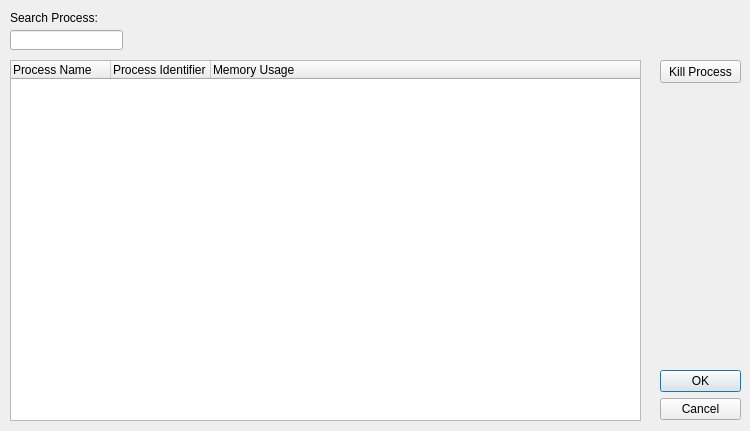
Old version of the form src/processviewerdialog.ui in the repository WPN-XM/server-control-panel.
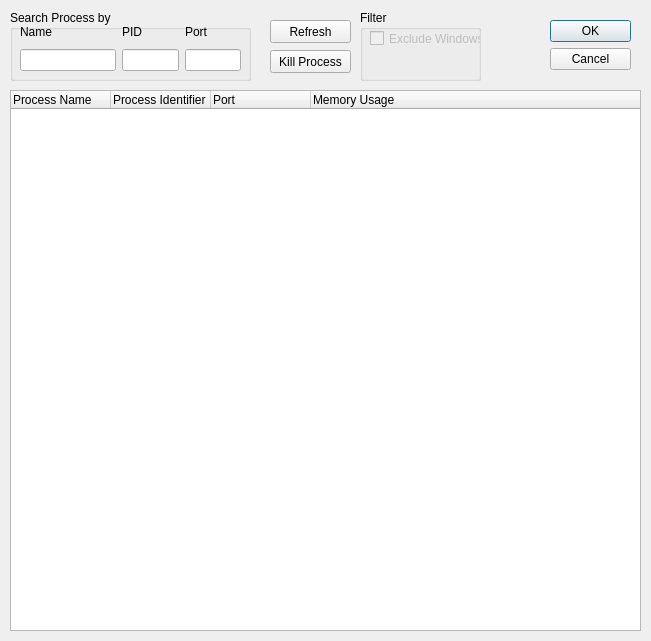
New version of the form.

Commit message: add get Ports for pids, sort ports into table by pid add searchProcessByName(), on_lineEdit_searchProcessByPid(), on_lineEdit_searchProcessByPort(), close https://github.com/WPN-XM/WPN-XM/issues/555, ref issue https://github.com/WPN-XM/WPN-XM/issues/633

```diff
--- a/src/processviewerdialog.ui
+++ b/src/processviewerdialog.ui
@@ -6,8 +6,8 @@
    <rect>
     <x>0</x>
     <y>0</y>
-    <width>750</width>
-    <height>431</height>
+    <width>651</width>
+    <height>641</height>
    </rect>
   </property>
   <property name="windowTitle">
@@ -16,8 +16,8 @@
   <widget class="QDialogButtonBox" name="buttonBox">
    <property name="geometry">
     <rect>
-     <x>660</x>
-     <y>370</y>
+     <x>550</x>
+     <y>20</y>
      <width>81</width>
      <height>61</height>
     </rect>
@@ -33,9 +33,9 @@
    <property name="geometry">
     <rect>
      <x>10</x>
-     <y>60</y>
+     <y>90</y>
      <width>631</width>
-     <height>361</height>
+     <height>541</height>
     </rect>
    </property>
    <column>
@@ -48,6 +48,11 @@
      <string>Process Identifier</string>
     </property>
    </column>
+   <column>
+    <property name="text">
+     <string>Port</string>
+    </property>
+   </column>
    <column>
     <property name="text">
      <string>Memory Usage</string>
@@ -57,8 +62,8 @@
   <widget class="QPushButton" name="pushButton_KillProcess">
    <property name="geometry">
     <rect>
-     <x>660</x>
-     <y>60</y>
+     <x>270</x>
+     <y>50</y>
      <width>81</width>
      <height>23</height>
     </rect>
@@ -67,29 +72,124 @@
     <string>Kill Process</string>
    </property>
   </widget>
-  <widget class="QLineEdit" name="searchProcessLineEdit">
+  <widget class="QPushButton" name="pushButton_Refresh">
    <property name="geometry">
     <rect>
-     <x>10</x>
-     <y>30</y>
-     <width>113</width>
-     <height>20</height>
-    </rect>
-   </property>
-  </widget>
-  <widget class="QLabel" name="label">
-   <property name="geometry">
-    <rect>
-     <x>10</x>
-     <y>10</y>
-     <width>91</width>
-     <height>16</height>
+     <x>270</x>
+     <y>20</y>
+     <width>81</width>
+     <height>23</height>
     </rect>
    </property>
    <property name="text">
-    <string>Search Process:</string>
+    <string>Refresh</string>
    </property>
   </widget>
+  <widget class="QGroupBox" name="groupBox">
+   <property name="geometry">
+    <rect>
+     <x>360</x>
+     <y>10</y>
+     <width>121</width>
+     <height>71</height>
+    </rect>
+   </property>
+   <property name="title">
+    <string>Filter</string>
+   </property>
+   <widget class="QCheckBox" name="checkBox_filterExcludeWindowsProcesses">
+    <property name="enabled">
+     <bool>false</bool>
+    </property>
+    <property name="geometry">
+     <rect>
+      <x>10</x>
+      <y>20</y>
+      <width>111</width>
+      <height>17</height>
+     </rect>
+    </property>
+    <property name="text">
+     <string>Exclude Windows</string>
+    </property>
+   </widget>
+  </widget>
+  <widget class="QGroupBox" name="groupBox_2">
+   <property name="geometry">
+    <rect>
+     <x>10</x>
+     <y>10</y>
+     <width>241</width>
+     <height>71</height>
+    </rect>
+   </property>
+   <property name="title">
+    <string>Search Process by</string>
+   </property>
+   <widget class="QWidget" name="formLayoutWidget">
+    <property name="geometry">
+     <rect>
+      <x>10</x>
+      <y>10</y>
+      <width>221</width>
+      <height>51</height>
+     </rect>
+    </property>
+    <layout class="QGridLayout" name="gridLayout">
+     <item row="0" column="1">
+      <widget class="QLabel" name="label_searchByPID">
+       <property name="text">
+        <string>PID</string>
+       </property>
+      </widget>
+     </item>
+     <item row="0" column="0">
+      <widget class="QLabel" name="label_searchByName">
+       <property name="text">
+        <string>Name</string>
+       </property>
+      </widget>
+     </item>
+     <item row="1" column="0">
+      <widget class="QLineEdit" name="lineEdit_searchProcessByName">
+       <property name="maximumSize">
+        <size>
+         <width>100</width>
+         <height>16777215</height>
+        </size>
+       </property>
+      </widget>
+     </item>
+     <item row="1" column="1">
+      <widget class="QLineEdit" name="lineEdit_searchProcessByPid">
+       <property name="maximumSize">
+        <size>
+         <width>60</width>
+         <height>16777215</height>
+        </size>
+       </property>
+      </widget>
+     </item>
+     <item row="0" column="2">
+      <widget class="QLabel" name="label_searchByPort">
+       <property name="text">
+        <string>Port</string>
+       </property>
+      </widget>
+     </item>
+     <item row="1" column="2">
+      <widget class="QLineEdit" name="lineEdit_searchProcessByPort">
+       <property name="maximumSize">
+        <size>
+         <width>60</width>
+         <height>16777215</height>
+        </size>
+       </property>
+      </widget>
+     </item>
+    </layout>
+   </widget>
+  </widget>
  </widget>
  <resources/>
  <connections>
```
The commit also changes 2 other files.
